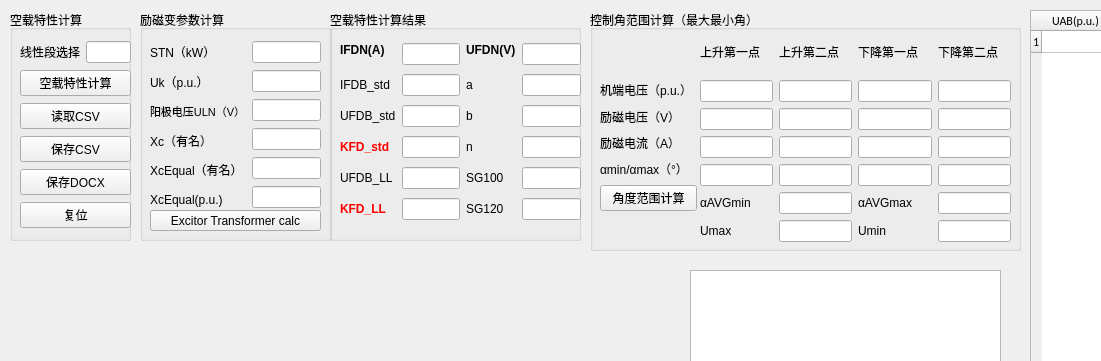
The window that kongzaiQMainWindow.ui (fly1057/noloadcharacteristic) describes before a commit, drawn with Qt 5; both pictures show x 0 to 1101 and y 0 to 361 of the 1261 by 830 pixel window.
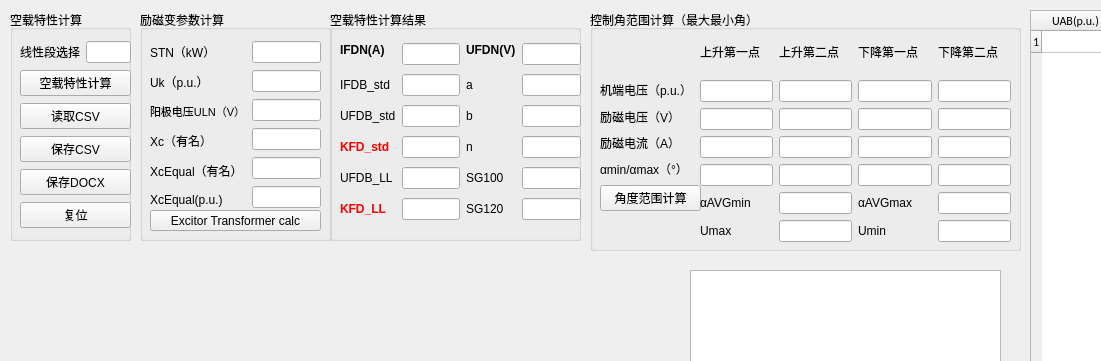
The same window after the commit.

What changed in the file:
```diff
--- a/kongzaiQMainWindow.ui
+++ b/kongzaiQMainWindow.ui
@@ -124,7 +124,7 @@
        <x>10</x>
        <y>30</y>
        <width>171</width>
-       <height>171</height>
+       <height>172</height>
       </rect>
      </property>
      <layout class="QHBoxLayout" name="horizontalLayout">
@@ -366,7 +366,7 @@
       <rect>
        <x>10</x>
        <y>70</y>
-       <width>97</width>
+       <width>101</width>
        <height>131</height>
       </rect>
      </property>
```
Left out of the diff: 2 changed lines with no effect on the pictures.
